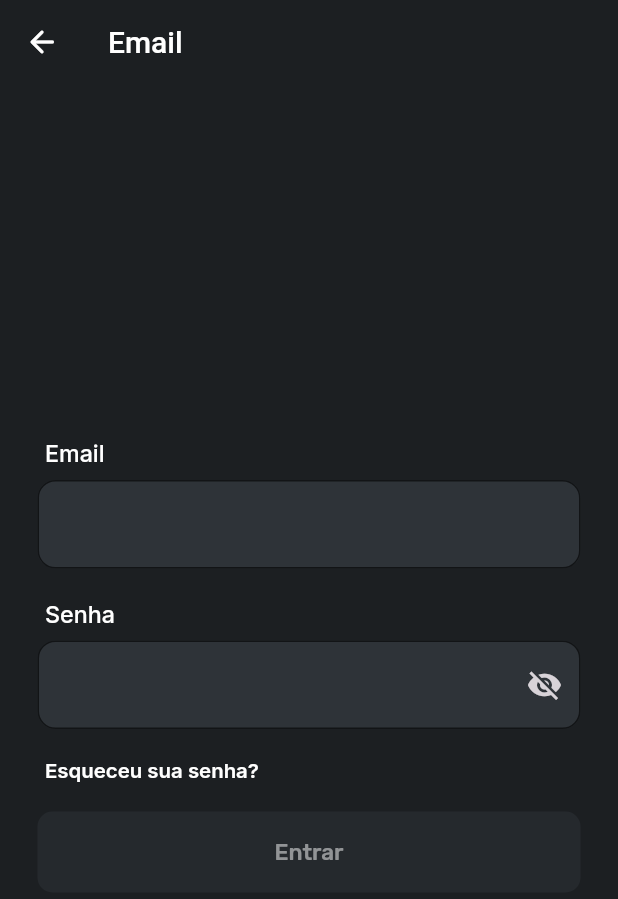
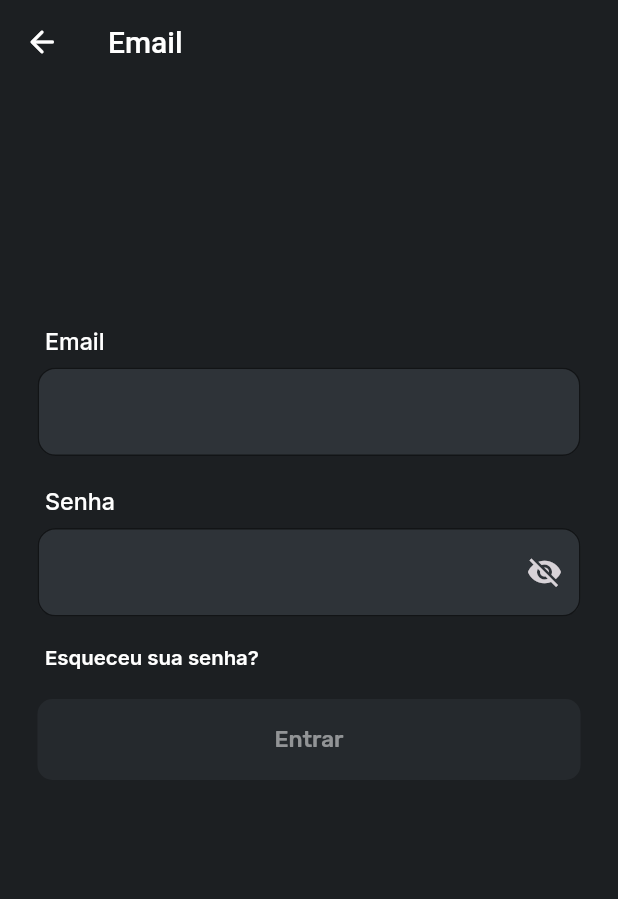
Before and after one commit to EduardoZanellaBento/flutter-application, a Flutter app: the screen it shows after launch, after a tap on "Entrar", on a phone screen of 412 x 824 dp. Shown: the top 899 px of the screen. Run offline on Flutter 3.47's test engine with Material 2 defaults, Android fonts, the phone set to English and light mode, and no system bars; our stand-ins replace cloud_firestore, firebase_auth, firebase_core, google_fonts; accounts and stored records are empty.

Commit message:
primeiro commit

```diff
--- a/lib/main.dart
+++ b/lib/main.dart
@@ -9,9 +9,7 @@ import 'package:flutter_application_teste/screens/welcome_screen.dart';
 
 void main() async {
   WidgetsFlutterBinding.ensureInitialized();
-  await Firebase.initializeApp(
-    options: DefaultFirebaseOptions.currentPlatform,
-  );
+  await Firebase.initializeApp();
   runApp(const CalcMonstra());
 }
 
--- a/lib/screens/login_screen.dart
+++ b/lib/screens/login_screen.dart
@@ -4,7 +4,6 @@ import 'package:flutter_application_teste/components/rounded_button.dart';
 import 'package:flutter_application_teste/screens/ola_screen.dart';
 import 'package:google_fonts/google_fonts.dart';
 import 'package:cloud_firestore/cloud_firestore.dart';
-import 'package:modal_progress_hud/modal_progress_hud.dart';
 
 class LoginScreen extends StatefulWidget {
   static String id = 'login_screen';
@@ -84,13 +83,12 @@ class _LoginScreenState extends State<LoginScreen> {
               onPressed: () => Navigator.of(context).pop(),
             )),
         backgroundColor: const Color(0xff1C1F22),
-        body: ModalProgressHUD(
-          inAsyncCall: showSpinner,
-          child: Column(
+        body: Column(
           children: [
             Expanded(
               child: Center(
                 child: SingleChildScrollView(
+                  padding: const EdgeInsets.only(bottom: 150),
                   child: Column(
                     mainAxisAlignment: MainAxisAlignment.center,
                     children: <Widget>[
@@ -124,8 +122,7 @@ class _LoginScreenState extends State<LoginScreen> {
                                 ? Colors.black
                                 : const Color(0xff2E3338),
                             filled: true,
-                              floatingLabelBehavior:
-                                  FloatingLabelBehavior.always,
+                            floatingLabelBehavior: FloatingLabelBehavior.always,
                             focusedBorder: OutlineInputBorder(
                                 borderSide:
                                     const BorderSide(color: Colors.white),
@@ -187,8 +184,7 @@ class _LoginScreenState extends State<LoginScreen> {
                                 ? Colors.black
                                 : const Color(0xff2E3338),
                             filled: true,
-                              floatingLabelBehavior:
-                                  FloatingLabelBehavior.always,
+                            floatingLabelBehavior: FloatingLabelBehavior.always,
                             focusedBorder: OutlineInputBorder(
                                 borderSide:
                                     const BorderSide(color: Colors.white),
@@ -234,12 +230,8 @@ class _LoginScreenState extends State<LoginScreen> {
                                 final user =
                                     await auth.signInWithEmailAndPassword(
                                         email: email, password: password);
-                                  if (user != null) {
+                                //if (user != null) {}
                                 Navigator.pushNamed(context, OlaScreen.id);
-                                  }
-                                  setState(() {
-                                    showSpinner = true;
-                                  });
                               } on FirebaseAuthException catch (e) {
                                 if (e.code == 'Usuário não encontrado') {
                                   print('Não existe usuário com este Email.');
@@ -260,7 +252,6 @@ class _LoginScreenState extends State<LoginScreen> {
           ],
         ),
       ),
-      ),
     );
   }
 }
--- a/pubspec.yaml
+++ b/pubspec.yaml
@@ -35,7 +35,7 @@ dependencies:
   google_fonts: ^4.0.1
   firebase_core: ^2.5.0
   firebase_auth: ^4.2.7
-  modal_progress_hud: ^0.1.3
+
   cloud_firestore: ^4.4.3
   fluttertoast: ^8.2.1
 
```
Also changed, not shown: lib/screens/register_screen.dart (+14 -20 lines), pubspec.lock, 3 other files. Lines whose indentation alone changed are shown as unchanged.
